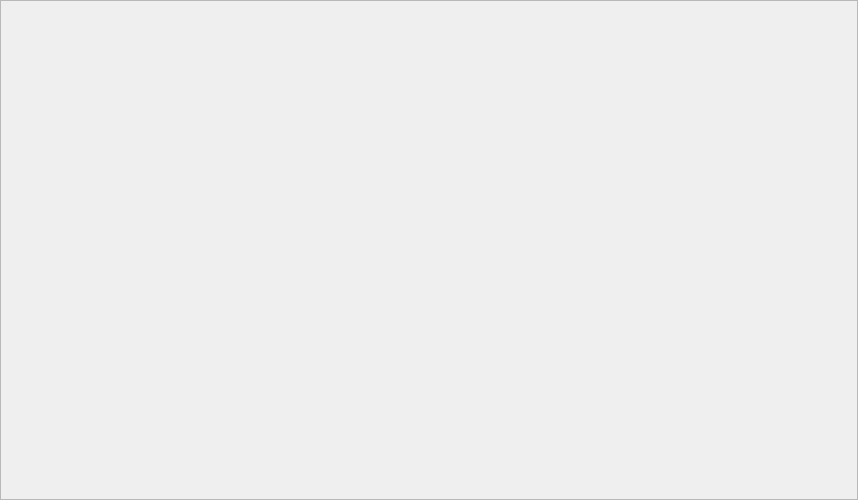
First picture: the form in customdialog.ui, repository Cannabis2013/FileMover, before the edit.
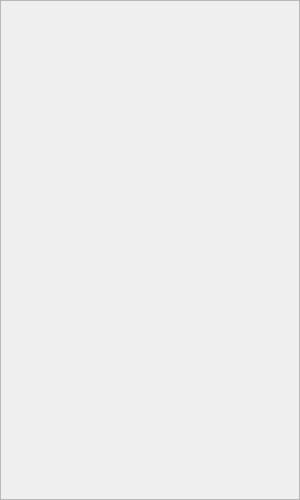
Second picture: the form after the edit. Custom widgets are drawn as their Qt base class.

What changed in the file:
```diff
--- a/customdialog.ui
+++ b/customdialog.ui
@@ -6,7 +6,7 @@
    <rect>
     <x>0</x>
     <y>0</y>
-    <width>858</width>
+    <width>300</width>
     <height>500</height>
    </rect>
   </property>
```
